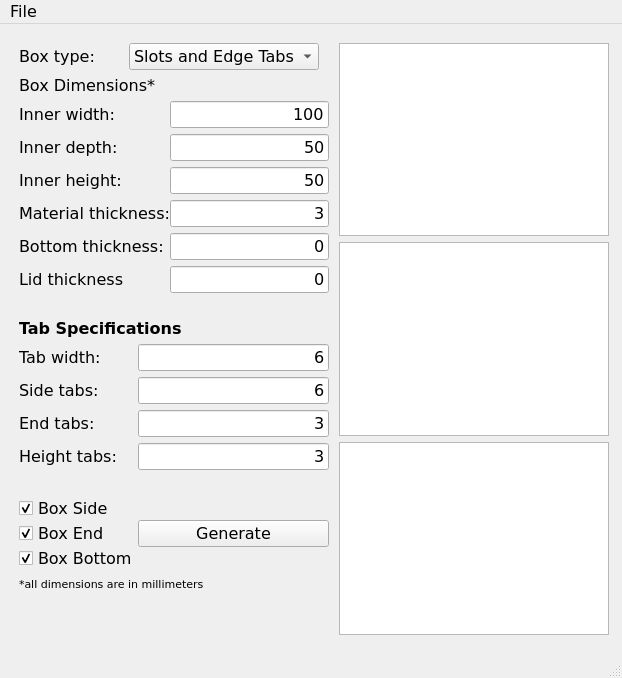
Old version of the form form.ui in the repository gharley/LaserCutBoxes.
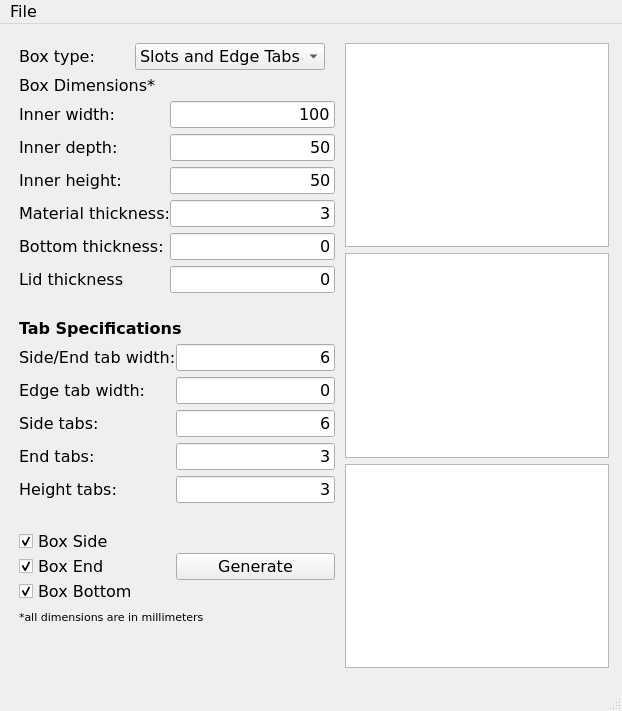
New version of the form.

Commit message: added edge (height) tab width

Patch:
```diff
--- a/form.ui
+++ b/form.ui
@@ -7,7 +7,7 @@
     <x>0</x>
     <y>0</y>
     <width>622</width>
-    <height>678</height>
+    <height>711</height>
    </rect>
   </property>
   <property name="font">
@@ -413,101 +413,40 @@
        </widget>
       </item>
       <item>
-       <layout class="QGridLayout" name="gridSpec" rowstretch="0,0,0,0,0,0,0,0,0,0,0,0,0">
+       <layout class="QGridLayout" name="gridSpec" rowstretch="0,0,0,0,0,0,0,0,0,0,0,0,0,0">
         <property name="sizeConstraint">
          <enum>QLayout::SetDefaultConstraint</enum>
         </property>
         <property name="horizontalSpacing">
          <number>0</number>
         </property>
-        <item row="8" column="0">
-         <widget class="QLabel" name="label_9">
-          <property name="text">
-           <string>End tabs:</string>
-          </property>
-          <property name="scaledContents">
-           <bool>false</bool>
-          </property>
-          <property name="buddy">
-           <cstring>numTabsDepth</cstring>
-          </property>
-         </widget>
-        </item>
-        <item row="7" column="0">
-         <widget class="QLabel" name="label_8">
-          <property name="text">
-           <string>Side tabs:</string>
-          </property>
-          <property name="scaledContents">
-           <bool>false</bool>
-          </property>
-          <property name="buddy">
-           <cstring>numTabsWidth</cstring>
-          </property>
-         </widget>
-        </item>
-        <item row="6" column="1">
-         <widget class="QLineEdit" name="tabWidth">
-          <property name="toolTip">
-           <string>&lt;html&gt;&lt;head/&gt;&lt;body&gt;&lt;p&gt;Specifies the width of tabs and slots.&lt;/p&gt;&lt;/body&gt;&lt;/html&gt;</string>
-          </property>
-          <property name="text">
-           <string>6</string>
-          </property>
-          <property name="alignment">
-           <set>Qt::AlignRight|Qt::AlignTrailing|Qt::AlignVCenter</set>
-          </property>
-          <property name="placeholderText">
-           <string/>
-          </property>
-         </widget>
-        </item>
-        <item row="7" column="1">
-         <widget class="QLineEdit" name="numTabsWidth">
-          <property name="toolTip">
-           <string>&lt;html&gt;&lt;head/&gt;&lt;body&gt;&lt;p&gt;The number of tabs to place on the width (long side) of the box.&lt;/p&gt;&lt;/body&gt;&lt;/html&gt;</string>
-          </property>
-          <property name="text">
-           <string>6</string>
-          </property>
-          <property name="alignment">
-           <set>Qt::AlignRight|Qt::AlignTrailing|Qt::AlignVCenter</set>
-          </property>
-          <property name="placeholderText">
-           <string/>
-          </property>
-         </widget>
-        </item>
-        <item row="8" column="1">
-         <widget class="QLineEdit" name="numTabsDepth">
-          <property name="toolTip">
-           <string>&lt;html&gt;&lt;head/&gt;&lt;body&gt;&lt;p&gt;The number of tabs to place on the depth (short side) of the box. If set to 0, uses &lt;span style=&quot; font-style:italic;&quot;&gt;side tabs&lt;/span&gt;.&lt;/p&gt;&lt;/body&gt;&lt;/html&gt;</string>
-          </property>
-          <property name="text">
-           <string>3</string>
-          </property>
-          <property name="alignment">
-           <set>Qt::AlignRight|Qt::AlignTrailing|Qt::AlignVCenter</set>
-          </property>
-          <property name="placeholderText">
-           <string/>
-          </property>
-         </widget>
-        </item>
-        <item row="12" column="1">
+        <item row="13" column="1">
          <widget class="QPushButton" name="btnGenerate">
           <property name="text">
            <string>Generate</string>
           </property>
          </widget>
         </item>
-        <item row="9" column="1">
-         <widget class="QLineEdit" name="numTabsHeight">
+        <item row="6" column="0">
+         <widget class="QLabel" name="label_10">
+          <property name="text">
+           <string>Side/End tab width:</string>
+          </property>
+          <property name="scaledContents">
+           <bool>false</bool>
+          </property>
+          <property name="buddy">
+           <cstring>tabWidth</cstring>
+          </property>
+         </widget>
+        </item>
+        <item row="6" column="1">
+         <widget class="QLineEdit" name="tabWidth">
           <property name="toolTip">
            <string>&lt;html&gt;&lt;head/&gt;&lt;body&gt;&lt;p&gt;The number of tabs to place on the height (edges) of the box.&lt;/p&gt;&lt;/body&gt;&lt;/html&gt;</string>
           </property>
           <property name="text">
-           <string>3</string>
+           <string>6</string>
           </property>
           <property name="alignment">
            <set>Qt::AlignRight|Qt::AlignTrailing|Qt::AlignVCenter</set>
@@ -517,7 +456,7 @@
           </property>
          </widget>
         </item>
-        <item row="12" column="0">
+        <item row="13" column="0">
          <layout class="QVBoxLayout" name="verticalLayout_2">
           <property name="sizeConstraint">
            <enum>QLayout::SetDefaultConstraint</enum>
@@ -563,20 +502,7 @@
           </item>
          </layout>
         </item>
-        <item row="6" column="0">
-         <widget class="QLabel" name="label_10">
-          <property name="text">
-           <string>Tab width:</string>
-          </property>
-          <property name="scaledContents">
-           <bool>false</bool>
-          </property>
-          <property name="buddy">
-           <cstring>tabWidth</cstring>
-          </property>
-         </widget>
-        </item>
-        <item row="9" column="0">
+        <item row="10" column="0">
          <widget class="QLabel" name="label_13">
           <property name="text">
            <string>Height tabs:</string>
@@ -589,7 +515,68 @@
           </property>
          </widget>
         </item>
-        <item row="10" column="0" colspan="3">
+        <item row="8" column="0">
+         <widget class="QLabel" name="label_8">
+          <property name="text">
+           <string>Side tabs:</string>
+          </property>
+          <property name="scaledContents">
+           <bool>false</bool>
+          </property>
+          <property name="buddy">
+           <cstring>numTabsWidth</cstring>
+          </property>
+         </widget>
+        </item>
+        <item row="9" column="1">
+         <widget class="QLineEdit" name="numTabsDepth">
+          <property name="toolTip">
+           <string>&lt;html&gt;&lt;head/&gt;&lt;body&gt;&lt;p&gt;The number of tabs to place on the depth (short side) of the box. If set to 0, uses &lt;span style=&quot; font-style:italic;&quot;&gt;side tabs&lt;/span&gt;.&lt;/p&gt;&lt;/body&gt;&lt;/html&gt;</string>
+          </property>
+          <property name="text">
+           <string>3</string>
+          </property>
+          <property name="alignment">
+           <set>Qt::AlignRight|Qt::AlignTrailing|Qt::AlignVCenter</set>
+          </property>
+          <property name="placeholderText">
+           <string/>
+          </property>
+         </widget>
+        </item>
+        <item row="8" column="1">
+         <widget class="QLineEdit" name="numTabsWidth">
+          <property name="toolTip">
+           <string>&lt;html&gt;&lt;head/&gt;&lt;body&gt;&lt;p&gt;The number of tabs to place on the width (long side) of the box.&lt;/p&gt;&lt;/body&gt;&lt;/html&gt;</string>
+          </property>
+          <property name="text">
+           <string>6</string>
+          </property>
+          <property name="alignment">
+           <set>Qt::AlignRight|Qt::AlignTrailing|Qt::AlignVCenter</set>
+          </property>
+          <property name="placeholderText">
+           <string/>
+          </property>
+         </widget>
+        </item>
+        <item row="10" column="1">
+         <widget class="QLineEdit" name="numTabsHeight">
+          <property name="toolTip">
+           <string>&lt;html&gt;&lt;head/&gt;&lt;body&gt;&lt;p&gt;The number of tabs to place on the height (edges) of the box.&lt;/p&gt;&lt;/body&gt;&lt;/html&gt;</string>
+          </property>
+          <property name="text">
+           <string>3</string>
+          </property>
+          <property name="alignment">
+           <set>Qt::AlignRight|Qt::AlignTrailing|Qt::AlignVCenter</set>
+          </property>
+          <property name="placeholderText">
+           <string/>
+          </property>
+         </widget>
+        </item>
+        <item row="11" column="0" colspan="3">
          <spacer name="horizontalSpacer_6">
           <property name="orientation">
            <enum>Qt::Horizontal</enum>
@@ -605,6 +592,48 @@
           </property>
          </spacer>
         </item>
+        <item row="9" column="0">
+         <widget class="QLabel" name="label_9">
+          <property name="text">
+           <string>End tabs:</string>
+          </property>
+          <property name="scaledContents">
+           <bool>false</bool>
+          </property>
+          <property name="buddy">
+           <cstring>numTabsDepth</cstring>
+          </property>
+         </widget>
+        </item>
+        <item row="7" column="0">
+         <widget class="QLabel" name="label_11">
+          <property name="text">
+           <string>Edge tab width:</string>
+          </property>
+          <property name="scaledContents">
+           <bool>false</bool>
+          </property>
+          <property name="buddy">
+           <cstring>edgeTabWidth</cstring>
+          </property>
+         </widget>
+        </item>
+        <item row="7" column="1">
+         <widget class="QLineEdit" name="edgeTabWidth">
+          <property name="toolTip">
+           <string>&lt;html&gt;&lt;head/&gt;&lt;body&gt;&lt;p&gt;Specifies the width of tabs along the edges. If set to 0, uses &lt;span style=&quot; font-style:italic;&quot;&gt;side/end tab width&lt;/span&gt;.&lt;/p&gt;&lt;/body&gt;&lt;/html&gt;</string>
+          </property>
+          <property name="text">
+           <string>0</string>
+          </property>
+          <property name="alignment">
+           <set>Qt::AlignRight|Qt::AlignTrailing|Qt::AlignVCenter</set>
+          </property>
+          <property name="placeholderText">
+           <string/>
+          </property>
+         </widget>
+        </item>
        </layout>
       </item>
       <item>
```
Left out of the diff: 3 changed lines with no effect on the pictures. The commit also changes 4 other files.
